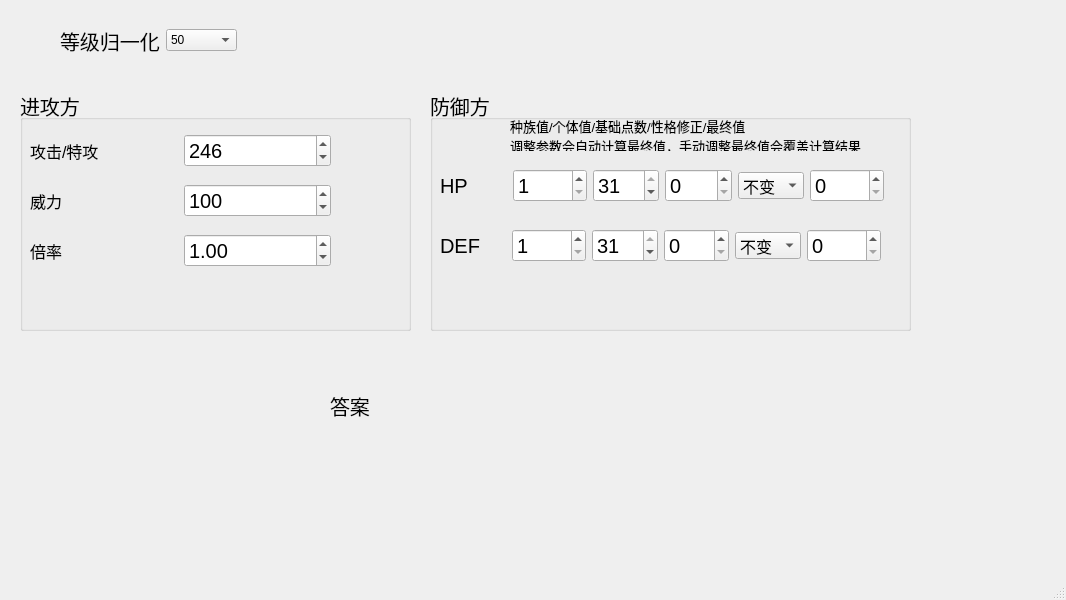
The window that damagewindow.ui (syriku/PokemonResistanceCalculator) describes before a commit, drawn with Qt 5.
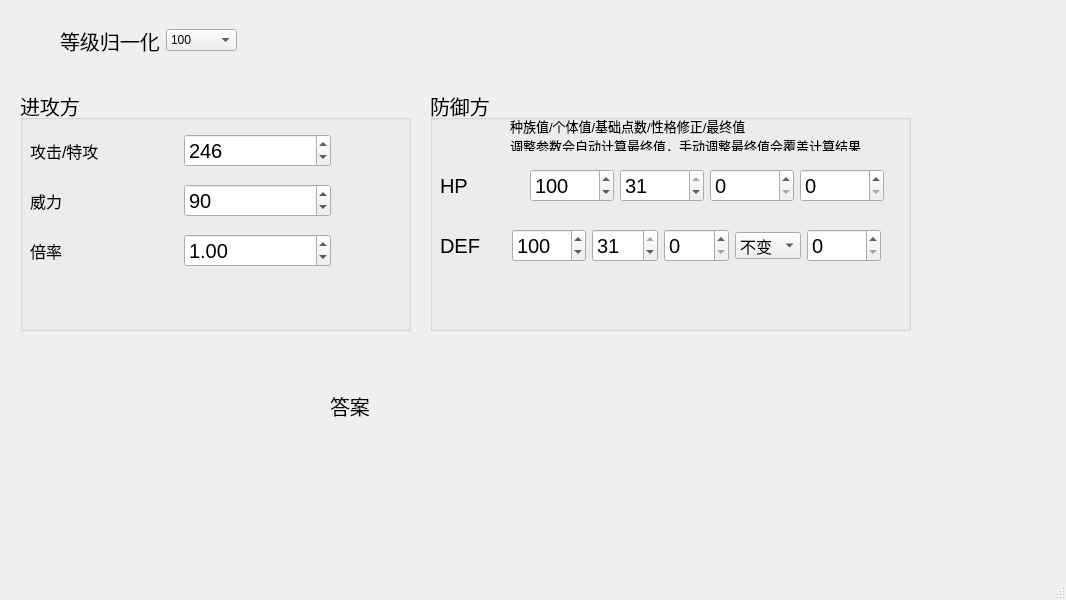
The same window after the commit.

What changed in the file:
```diff
--- a/damagewindow.ui
+++ b/damagewindow.ui
@@ -93,7 +93,7 @@
          <number>3000</number>
         </property>
         <property name="value">
-         <number>100</number>
+         <number>90</number>
         </property>
        </widget>
       </item>
@@ -176,6 +176,9 @@
         <property name="maximum">
          <number>1000</number>
         </property>
+        <property name="value">
+         <number>100</number>
+        </property>
        </widget>
       </item>
       <item>
@@ -202,31 +205,7 @@
        </widget>
       </item>
       <item>
-       <widget class="QComboBox" name="comboBox">
-        <property name="font">
-         <font>
-          <pointsize>12</pointsize>
-         </font>
-        </property>
-        <item>
-         <property name="text">
-          <string>不变</string>
-         </property>
-        </item>
-        <item>
-         <property name="text">
-          <string>+</string>
-         </property>
-        </item>
-        <item>
-         <property name="text">
-          <string>-</string>
-         </property>
-        </item>
-       </widget>
-      </item>
-      <item>
-       <widget class="QSpinBox" name="spinBox_4">
+       <widget class="QSpinBox" name="sb_hpv">
         <property name="maximum">
          <number>1000</number>
         </property>
@@ -278,6 +257,9 @@
         <property name="maximum">
          <number>1000</number>
         </property>
+        <property name="value">
+         <number>100</number>
+        </property>
        </widget>
       </item>
       <item>
@@ -362,11 +344,6 @@
      </item>
      <item>
       <widget class="QComboBox" name="cb_Level">
-       <item>
-        <property name="text">
-         <string>50</string>
-        </property>
-       </item>
        <item>
         <property name="text">
          <string>100</string>
```
Left out of the diff: 21 changed lines with no effect on the pictures.
